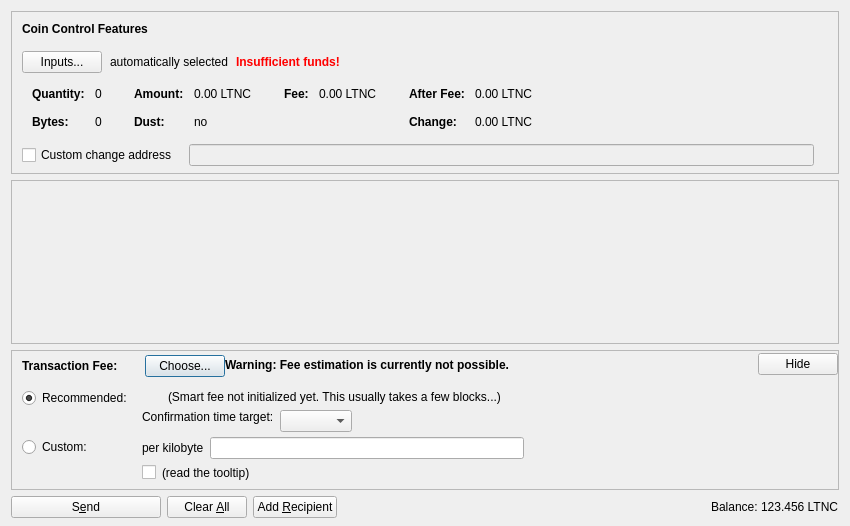
First picture: the form in src/qt/forms/sendcoinsdialog.ui, repository MerlinMagic2018/Lightning-Cash, before the edit.
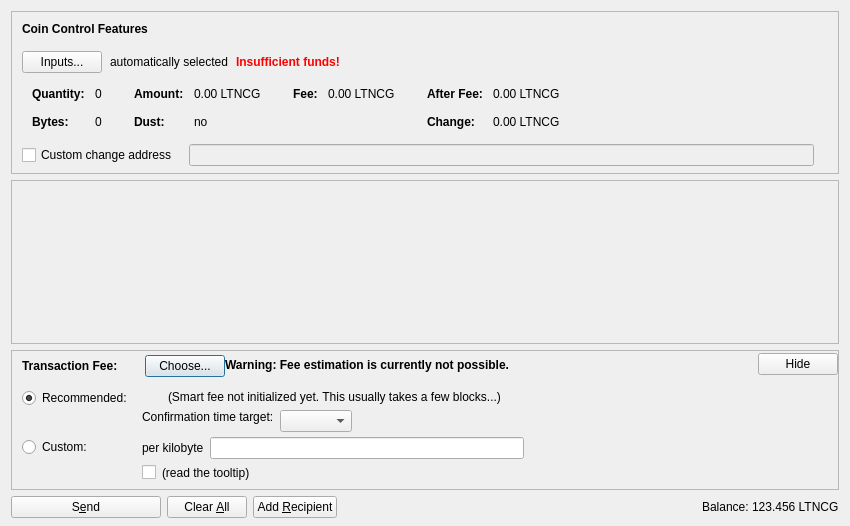
Second picture: the form after the edit. Icons and pictures are not drawn. Custom widgets are drawn as their Qt base class.

Commit message: Ticker change from LTNC to LTNCG

What changed in the file:
```diff
--- a/src/qt/forms/sendcoinsdialog.ui
+++ b/src/qt/forms/sendcoinsdialog.ui
@@ -324,7 +324,7 @@
                   <enum>Qt::ActionsContextMenu</enum>
                  </property>
                  <property name="text">
-                  <string notr="true">0.00 LTNC</string>
+                  <string notr="true">0.00 LTNCG</string>
                  </property>
                  <property name="textInteractionFlags">
                   <set>Qt::LinksAccessibleByMouse|Qt::TextSelectableByKeyboard|Qt::TextSelectableByMouse</set>
@@ -404,7 +404,7 @@
                   <enum>Qt::ActionsContextMenu</enum>
                  </property>
                  <property name="text">
-                  <string notr="true">0.00 LTNC</string>
+                  <string notr="true">0.00 LTNCG</string>
                  </property>
                  <property name="textInteractionFlags">
                   <set>Qt::LinksAccessibleByMouse|Qt::TextSelectableByKeyboard|Qt::TextSelectableByMouse</set>
@@ -455,7 +455,7 @@
                   <enum>Qt::ActionsContextMenu</enum>
                  </property>
                  <property name="text">
-                  <string notr="true">0.00 LTNC</string>
+                  <string notr="true">0.00 LTNCG</string>
                  </property>
                  <property name="textInteractionFlags">
                   <set>Qt::LinksAccessibleByMouse|Qt::TextSelectableByKeyboard|Qt::TextSelectableByMouse</set>
@@ -484,7 +484,7 @@
                   <enum>Qt::ActionsContextMenu</enum>
                  </property>
                  <property name="text">
-                  <string notr="true">0.00 LTNC</string>
+                  <string notr="true">0.00 LTNCG</string>
                  </property>
                  <property name="textInteractionFlags">
                   <set>Qt::LinksAccessibleByMouse|Qt::TextSelectableByKeyboard|Qt::TextSelectableByMouse</set>
@@ -1237,7 +1237,7 @@
           <cursorShape>IBeamCursor</cursorShape>
          </property>
          <property name="text">
-          <string notr="true">123.456 LTNC</string>
+          <string notr="true">123.456 LTNCG</string>
          </property>
          <property name="textInteractionFlags">
           <set>Qt::LinksAccessibleByMouse|Qt::TextSelectableByKeyboard|Qt::TextSelectableByMouse</set>
```
The commit also changes 12 other files.
